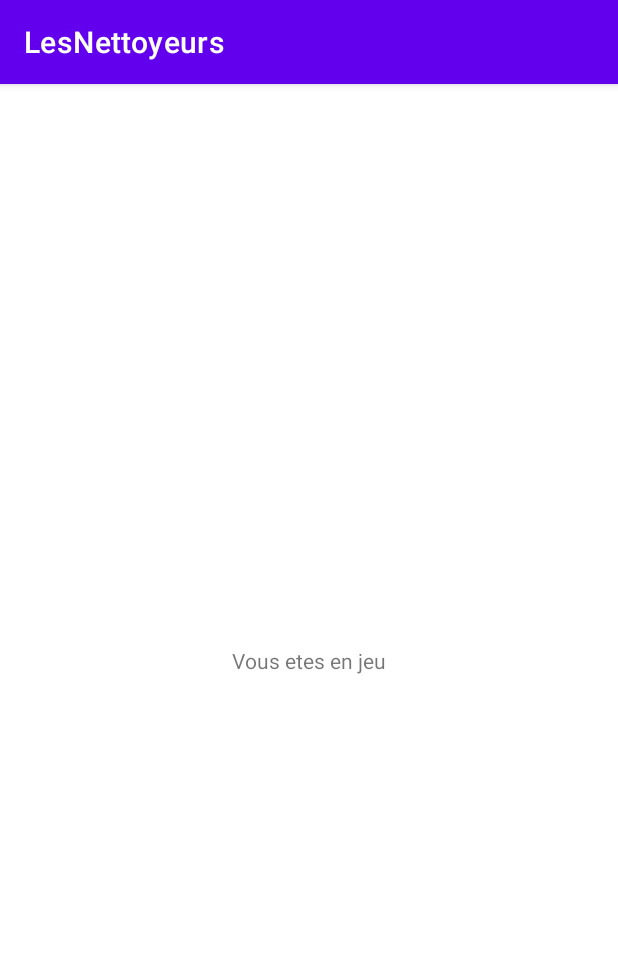
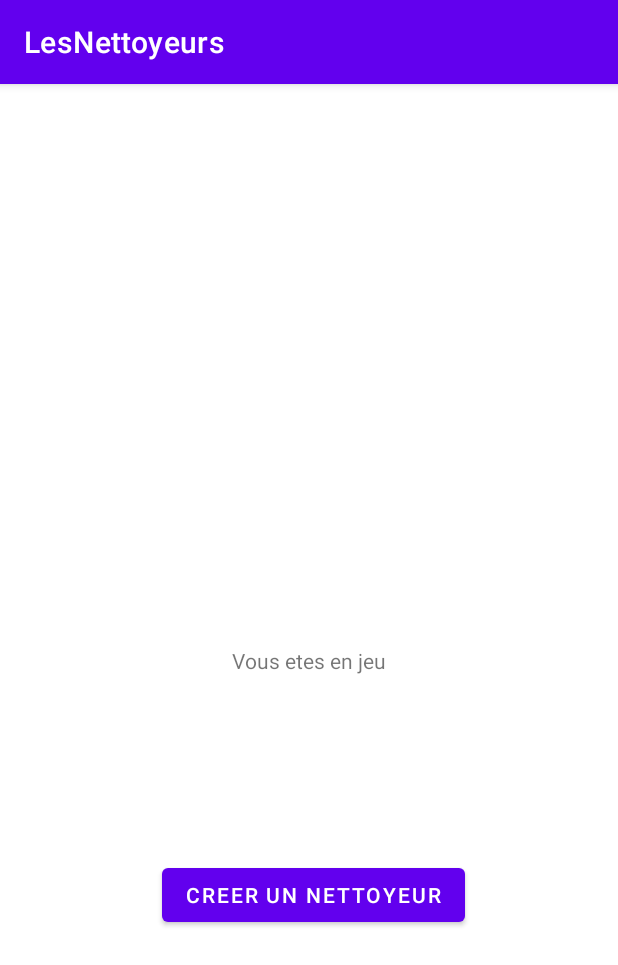
Before and after one commit to alexandrecai/ProjetAndroid, an Android app: the InGameActivity screen opened directly, with no data from a screen before it, on a phone screen of 412 x 824 dp. Shown: the top 965 px of the screen. Run offline under Robolectric (Android 15) with nearby library versions, the phone set to English and light mode, and no system bars.

Commit message:
Implementation de la geolocalisation ainsi que du webservice creationNettoyeur

```diff
--- a/app/src/main/AndroidManifest.xml
+++ b/app/src/main/AndroidManifest.xml
@@ -6,6 +6,7 @@
     <uses-permission android:name="android.permission.INTERNET"/>
     <uses-permission android:name="android.permission.ACCESS_COARSE_LOCATION" />
     <uses-permission android:name="android.permission.ACCESS_FINE_LOCATION" />
+    <uses-permission android:name="android.permission.ACCESS_BACKGROUND_LOCATION" />
 
     <application
         android:allowBackup="true"
--- a/app/src/main/java/com/example/lesnettoyeurs/InGameActivity.java
+++ b/app/src/main/java/com/example/lesnettoyeurs/InGameActivity.java
@@ -1,27 +1,38 @@
 package com.example.lesnettoyeurs;
 
 import android.Manifest;
+import android.annotation.SuppressLint;
+import android.content.Context;
 import android.content.pm.PackageManager;
 import android.location.Location;
+import android.location.LocationListener;
+import android.location.LocationManager;
 import android.os.Bundle;
 import android.util.Log;
+import android.view.View;
+import android.widget.Button;
 import android.widget.TextView;
+import android.widget.Toast;
 
+import androidx.annotation.NonNull;
 import androidx.appcompat.app.AppCompatActivity;
 import androidx.core.app.ActivityCompat;
+import androidx.core.content.ContextCompat;
 
 import com.google.android.gms.location.FusedLocationProviderClient;
 import com.google.android.gms.location.LocationServices;
 import com.google.android.gms.tasks.OnSuccessListener;
 
-public class InGameActivity extends AppCompatActivity {
+public class InGameActivity extends AppCompatActivity implements LocationListener{
 
     private String session;
     private String signature;
     private Double actual_lon;
     private Double actual_lat;
+    private LocationManager locationManager;
+    private WebServiceCreationNettoyeur ws_creation;
 
-    private FusedLocationProviderClient fusedLocationClient;
+
 
     @Override
     protected void onCreate(Bundle savedInstanceState) {
@@ -36,36 +47,62 @@ public class InGameActivity extends AppCompatActivity {
 
         tv_session.setText(this.session);
         tv_signature.setText(this.signature);
+        Button bt_creerNettoyeur = findViewById(R.id.buttonCreationNettoyeur);
 
-        fusedLocationClient = LocationServices.getFusedLocationProviderClient(this);
+        if (ContextCompat.checkSelfPermission(InGameActivity.this, Manifest.permission.ACCESS_FINE_LOCATION)
+                != PackageManager.PERMISSION_GRANTED){
+            ActivityCompat.requestPermissions(InGameActivity.this,new String[]{
+                    Manifest.permission.ACCESS_FINE_LOCATION
+
+            },100);
+        }
+
         getLocation();
 
+
+
         new Thread(() -> {
-            WebServiceCreationNettoyeur ws_creation = new WebServiceCreationNettoyeur(this.session,this.signature);
-            ws_creation.callWebService(20.2, 10.5);
+            ws_creation = new WebServiceCreationNettoyeur(this.session, this.signature);
         }).start();
 
 
+        bt_creerNettoyeur.setOnClickListener(view -> new Thread(()->{
+
+            if(actual_lon != null && actual_lat != null){
+                String status = ws_creation.callWebService(actual_lon, actual_lat);
+                this.runOnUiThread(() -> {
+                    if(actual_lon != null && actual_lat != null){
+                        Toast ts_creerNettoyeur = Toast.makeText(getApplicationContext(),status,Toast.LENGTH_SHORT);
+                        ts_creerNettoyeur.show();
+                    }
+                });
+            }
+        }).start());
+
     }
 
-    public void getLocation(){
+    @SuppressLint("MissingPermission")
+    private void getLocation() {
+        try {
+            locationManager = (LocationManager) getApplicationContext().getSystemService(LOCATION_SERVICE);
+            locationManager.requestLocationUpdates(LocationManager.GPS_PROVIDER,10000,0,InGameActivity.this);
 
-        if (ActivityCompat.checkSelfPermission(this, Manifest.permission.ACCESS_FINE_LOCATION) != PackageManager.PERMISSION_GRANTED && ActivityCompat.checkSelfPermission(this, Manifest.permission.ACCESS_COARSE_LOCATION) != PackageManager.PERMISSION_GRANTED) {
-            Log.d("testLocation", "ici");
+        }catch (Exception e){
+            e.printStackTrace();
+        }
+    }
 
-            return;
-        }
-        fusedLocationClient.getLastLocation()
-                .addOnSuccessListener(this, location -> {
-                    Log.d("testLocation", "null");
-                    // Got last known location. In some rare situations this can be null.
-                    if (location != null) {
-                        actual_lon = location.getLongitude();
-                        actual_lat = location.getLatitude();
 
-                        Log.d("testLocation", "lon = " + actual_lon);
-                        Log.d("testLocation", "lat = " + actual_lat);
-                    }
-                });
+    @Override
+    public void onLocationChanged(@NonNull Location location) {
+        actual_lat = location.getLatitude();
+        actual_lon = location.getLongitude();
+        Log.d("testLocation", "Lat = " + actual_lat + " Lng = " + actual_lon);
+    }
+
+    @Override
+    protected void onStart() {
+        super.onStart();
+        getLocation();
     }
 }
--- a/app/src/main/java/com/example/lesnettoyeurs/WebServiceCreationNettoyeur.java
+++ b/app/src/main/java/com/example/lesnettoyeurs/WebServiceCreationNettoyeur.java
@@ -31,9 +31,10 @@ public class WebServiceCreationNettoyeur {
         this.signature = signature;
     }
 
-    public void callWebService(Double lon, Double lat) {
+    public String callWebService(Double lon, Double lat) {
         this.lon = lon;
         this.lat = lat;
+        String status = "Probleme lors de l'appel au webservice";
         try {
             URL url = new URL("http://51.68.124.144/nettoyeurs_srv/new_nettoyeur.php?session=" + this.session + "&signature=" + this.signature + "&lon=" + this.lon + "&lat=" + this.lat);
             URLConnection cnx = url.openConnection();
@@ -45,7 +46,7 @@ public class WebServiceCreationNettoyeur {
 
             NodeList nl = xml.getElementsByTagName("STATUS");
             Node nodeStatus = nl.item(0);
-            String status = nodeStatus.getTextContent();
+            status = nodeStatus.getTextContent();
 
             Log.d(TAG,"status = " + status);
 
@@ -59,5 +60,6 @@ public class WebServiceCreationNettoyeur {
         } catch (SAXException e) {
             e.printStackTrace();
         }
+        return status;
     }
 }
--- a/app/src/main/res/layout/in_game.xml
+++ b/app/src/main/res/layout/in_game.xml
@@ -35,4 +35,16 @@
         app:layout_constraintStart_toStartOf="parent"
         app:layout_constraintTop_toTopOf="parent"
         app:layout_constraintVertical_bias="0.626" />
+
+    <Button
+        android:id="@+id/buttonCreationNettoyeur"
+        android:layout_width="wrap_content"
+        android:layout_height="wrap_content"
+        android:text="Creer un nettoyeur"
+        app:layout_constraintBottom_toBottomOf="parent"
+        app:layout_constraintEnd_toEndOf="parent"
+        app:layout_constraintHorizontal_bias="0.514"
+        app:layout_constraintStart_toStartOf="parent"
+        app:layout_constraintTop_toTopOf="parent"
+        app:layout_constraintVertical_bias="0.718" />
 </androidx.constraintlayout.widget.ConstraintLayout>
```
